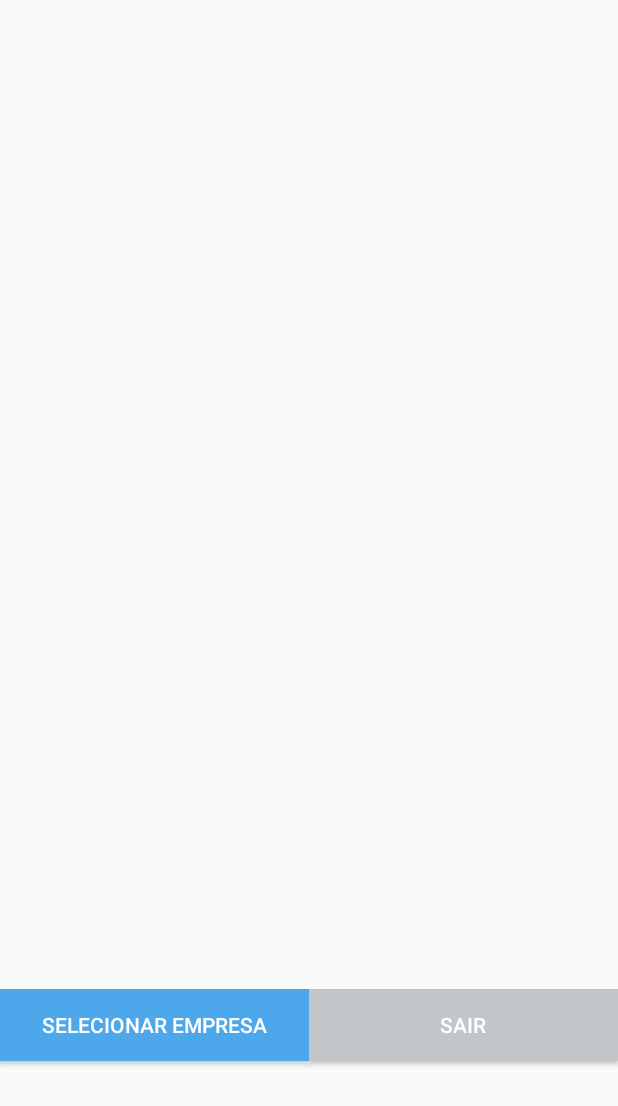
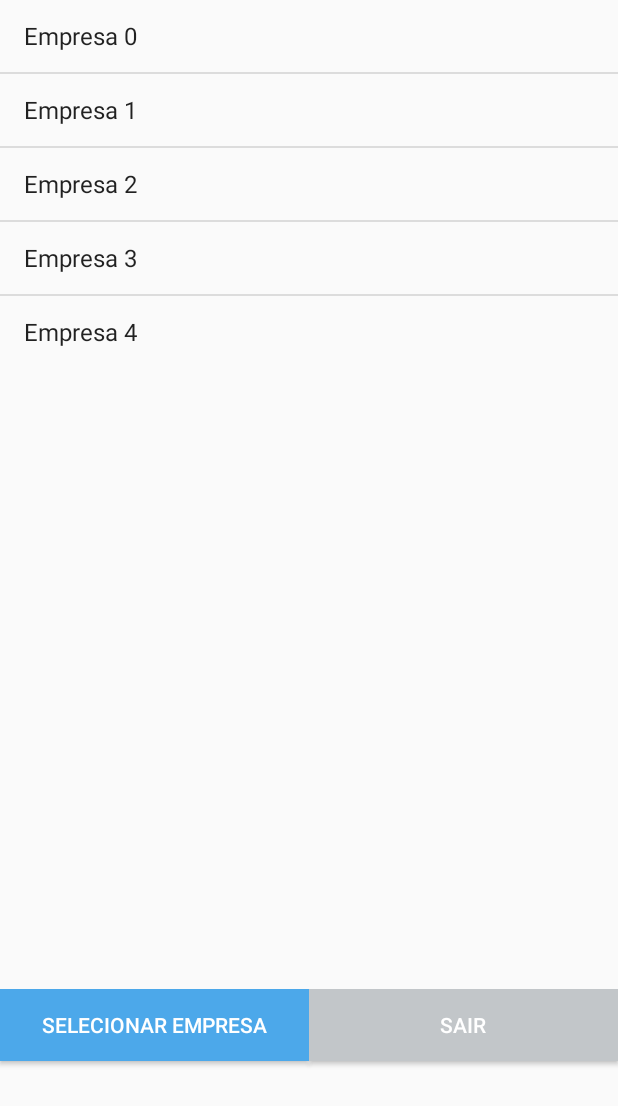
Before and after one commit to 697769/EstimaPrime, an Android app: the Enterprises screen opened directly, with no data from a screen before it, on a phone screen of 412 x 824 dp. Shown: the top 1106 px of the screen. Run offline under Robolectric (Android 15) with nearby library versions, the phone set to English and light mode, and no system bars.

```diff
--- a/aplicativo/app/build.gradle
+++ b/aplicativo/app/build.gradle
@@ -24,4 +24,7 @@ dependencies {
     testCompile 'junit:junit:4.12'
     compile 'com.android.support:appcompat-v7:23.2.1'
     compile 'com.android.support:design:23.2.1'
+    compile 'com.squareup.retrofit2:retrofit:2.0.0-beta4'
+    compile 'com.squareup.retrofit2:converter-gson:2.0.0-beta4'
+    compile 'com.google.code.gson:gson:2.6.2'
 }
--- a/aplicativo/app/src/main/AndroidManifest.xml
+++ b/aplicativo/app/src/main/AndroidManifest.xml
@@ -1,7 +1,7 @@
 <?xml version="1.0" encoding="utf-8"?>
 <manifest xmlns:android="http://schemas.android.com/apk/res/android"
     package="br.com.estimaprime.aplicativo">
-
+    <uses-permission android:name="android.permission.INTERNET"/>
     <application
         android:allowBackup="true"
         android:icon="@mipmap/ic_launcher"
@@ -20,5 +20,4 @@
         <activity android:name=".Enterprises" />
         <activity android:name=".Forget"></activity>
     </application>
-
 </manifest>
--- /dev/null
+++ b/aplicativo/app/src/main/java/DAO/Enterprise.java
@@ -0,0 +1,53 @@
+package DAO;
+
+import android.content.Context;
+import android.database.Cursor;
+import android.database.sqlite.SQLiteDatabase;
+
+import java.util.ArrayList;
+
+import DAL.DBHelper;
+
+/**
+ * Created by Victor on 05/04/2016.
+ */
+public class Enterprise {
+
+    private DBHelper DAO_ENTERPRISE = null;
+    // TODO: modify:05/04/2016 = CONSTRUCTOR's
+    public Enterprise(Context context){
+        if (DAO_ENTERPRISE == null){
+            DAO_ENTERPRISE = new DBHelper(context);
+        }
+    }
+    // TODO: modify:05/04/2016 = INSERT's
+    public void addEnterprise(String new_name, int new_id_login){
+        String sql = "INSERT INTO enterprise(name,id_user) VALUES ('"+new_name+"',"+new_id_login+");";
+        SQLiteDatabase db = DAO_ENTERPRISE.getWritableDatabase();
+        db.execSQL(sql);
+    }
+    // TODO: modify:05/04/2016 = DELETE's
+    public void deleteAllEnterprises(){
+        String sql = "DELETE FROM enterprise";
+        SQLiteDatabase db = DAO_ENTERPRISE.getWritableDatabase();
+        db.execSQL(sql);
+    }
+    // TODO: modify:05/04/2016 = ARRAY's
+    public ArrayList<String> getAllEnterprises(){
+        String sql = "SELECT * FROM enterprise;";
+        SQLiteDatabase db = DAO_ENTERPRISE.getReadableDatabase();
+        Cursor cursor = db.rawQuery(sql, null);
+        ArrayList<String> enterprises = null;
+
+        if (cursor != null && cursor.moveToFirst()){
+            enterprises = new ArrayList<String>();
+            do{
+                enterprises.add(cursor.getString(1));
+            }while (cursor.moveToNext());
+        }
+        return enterprises;
+    }
+
+
+
+}
--- a/aplicativo/app/src/main/java/br/com/estimaprime/aplicativo/Enterprises.java
+++ b/aplicativo/app/src/main/java/br/com/estimaprime/aplicativo/Enterprises.java
@@ -4,7 +4,13 @@ import android.app.Activity;
 import android.content.Intent;
 import android.os.Bundle;
 import android.view.View;
+import android.widget.ArrayAdapter;
 import android.widget.Button;
+import android.widget.ListView;
+
+import java.util.ArrayList;
+
+import DAO.Enterprise;
 
 public class Enterprises extends Activity {
 
@@ -20,6 +26,26 @@ public class Enterprises extends Activity {
         btn_enteprises_select_enterprise = (Button) findViewById(R.id.btn_enteprises_select_enterprise);
         btn_enterprises_exit = (Button) findViewById(R.id.btn_enterprises_exit);
         //METHODS
+        // Lista de Empresas
+        //ArrayList<String> enterprise = new ArrayList<String>();
+        ArrayList<String> enterpriseList = null;
+        //DBManager dbManager = new DBManager(this);
+        Enterprise enterprise = new Enterprise(this);
+        //limpar as empresas teste do banco
+        enterprise.deleteAllEnterprises();
+        //adicionar empresas no banco
+        for (int i = 0; i < 5; i++){
+            enterprise.addEnterprise("Empresa " + i, 1);
+        }
+        //Retornar as empresas do banco
+        enterpriseList = enterprise.getAllEnterprises();
+        // Adicionar as empresas no list
+        ArrayAdapter<String> adapter = new ArrayAdapter<String>(this, android.R.layout.simple_list_item_1,enterpriseList);
+        ListView listView = (ListView) findViewById(R.id.listView_enterprises);
+        listView.setAdapter(adapter);
+
+        //------------------------------------------------------
+
         btn_enteprises_select_enterprise.setOnClickListener(new View.OnClickListener(){
             @Override
             public void onClick(View view){
--- a/aplicativo/build.gradle
+++ b/aplicativo/build.gradle
@@ -5,7 +5,7 @@ buildscript {
         jcenter()
     }
     dependencies {
-        classpath 'com.android.tools.build:gradle:1.5.0'
+        classpath 'com.android.tools.build:gradle:2.1.0-rc1'
 
         // NOTE: Do not place your application dependencies here; they belong
         // in the individual module build.gradle files
```
Also changed, not shown: aplicativo/app/src/main/java/DAL/DBHelper.java (added, +68 -0 lines), aplicativo/app/src/main/java/DAO/DBManager.java (added, +94 -0 lines), aplicativo/app/src/main/java/DAO/Note.java (added, +7 -0 lines), aplicativo/app/src/main/java/DAO/User.java (added, +73 -0 lines), aplicativo/app/src/main/java/Rest/RestHelper.java (added, +27 -0 lines), aplicativo/app/src/main/java/br/com/estimaprime/aplicativo/MainActivity.java (+7 -9 lines).
